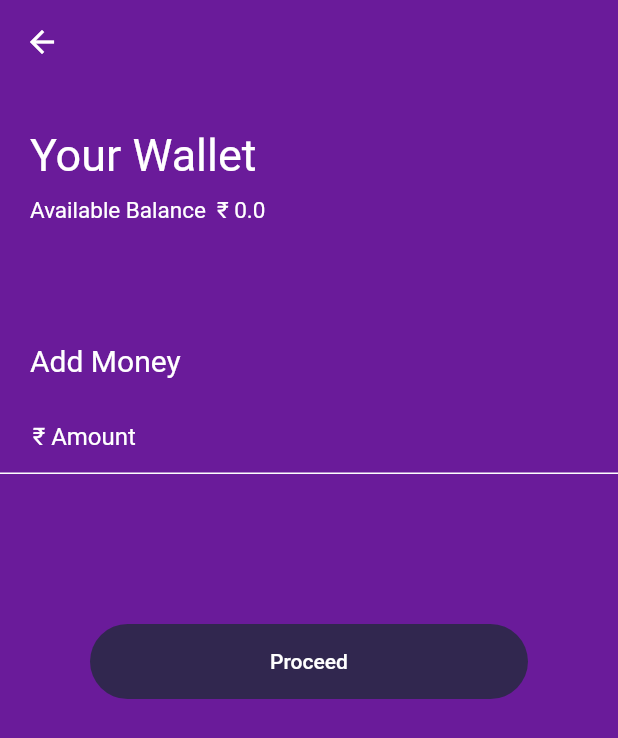
After one commit to ashwinikumar01/Eazy-Pay, a Flutter app: the screen it shows after launch, after a tap on "Topup", on a phone screen of 412 x 824 dp. The commit adds this screen. Shown: the top 738 px of the screen. Run offline on Flutter 3.47's test engine with Material 2 defaults, Android fonts, the phone set to English and light mode, and no system bars; our stand-ins replace intl_phone_number_input, simple_animations; missing offline and left inert: pin_entry_text_field.

Commit message:
added Send and Topup screens

```diff
--- a/eazy_pay/lib/Screens/send_screen.dart
+++ b/eazy_pay/lib/Screens/send_screen.dart
@@ -4,13 +4,21 @@ class Send extends StatelessWidget {
   @override
   Widget build(BuildContext context) {
     return Scaffold(
-      appBar: AppBar(
-        backgroundColor: Colors.purple[800],
-        elevation: 0.0,
-      ),
       backgroundColor: Colors.purple[800],
       body: ListView(
         children: [
+          Row(
+            children: [
+              FloatingActionButton(
+                backgroundColor: Colors.purple[800],
+                elevation: 0.0,
+                onPressed: () {
+                  Navigator.pop(context);
+                },
+                child: Icon(Icons.arrow_back),
+              ),
+            ],
+          ),
           Column(
             children: [
               SizedBox(height: 70.0),
--- /dev/null
+++ b/eazy_pay/lib/Screens/topup_screen.dart
@@ -0,0 +1,89 @@
+import 'package:flutter/material.dart';
+
+class Topup extends StatefulWidget {
+  @override
+  _TopupState createState() => _TopupState();
+}
+
+class _TopupState extends State<Topup> {
+  double balance = 0.0;
+  @override
+  Widget build(BuildContext context) {
+    return Scaffold(
+      backgroundColor: Colors.purple[800],
+      body: ListView(
+        children: [
+          Row(
+            children: [
+              FloatingActionButton(
+                backgroundColor: Colors.purple[800],
+                elevation: 0.0,
+                onPressed: () {
+                  Navigator.pop(context);
+                },
+                child: Icon(
+                  Icons.arrow_back,
+                ),
+              ),
+            ],
+          ),
+          SizedBox(height: 30.0),
+          Padding(
+            padding: const EdgeInsets.only(left: 20.0),
+            child: Text(
+              "Your Wallet",
+              style: TextStyle(color: Colors.white, fontSize: 30.0),
+            ),
+          ),
+          SizedBox(height: 10.0),
+          Padding(
+            padding: const EdgeInsets.only(left: 20.0),
+            child: Text(
+              "Available Balance  ₹ $balance",
+              style: TextStyle(color: Colors.white, fontSize: 15.0),
+            ),
+          ),
+          SizedBox(height: 80.0),
+          Padding(
+            padding: const EdgeInsets.only(left: 20.0),
+            child: Text(
+              "Add Money",
+              style: TextStyle(color: Colors.white, fontSize: 20.0),
+            ),
+          ),
+          SizedBox(height: 15.0),
+          Container(
+            padding: EdgeInsets.only(left: 10, right: 10),
+            decoration: BoxDecoration(
+                border: Border(bottom: BorderSide(color: Colors.white))),
+            child: TextField(
+              keyboardType: TextInputType.number,
+              decoration: InputDecoration(
+                  border: InputBorder.none,
+                  hintText: "   ₹ Amount",
+                  hintStyle: TextStyle(color: Colors.white)),
+            ),
+          ),
+          SizedBox(height: 100.0),
+          Container(
+            height: 50,
+            margin: EdgeInsets.symmetric(horizontal: 60),
+            decoration: BoxDecoration(
+              borderRadius: BorderRadius.circular(50),
+              color: Color.fromRGBO(49, 39, 79, 1),
+            ),
+            child: FlatButton(
+              onPressed: () {},
+              child: Center(
+                child: Text(
+                  "Proceed",
+                  style: TextStyle(color: Colors.white),
+                ),
+              ),
+            ),
+          )
+        ],
+      ),
+    );
+  }
+}
--- a/eazy_pay/lib/main.dart
+++ b/eazy_pay/lib/main.dart
@@ -1,9 +1,12 @@
-import 'package:eazy_pay/screens/home_screen.dart';
+import 'package:eazy_pay/Screens/home_screen.dart';
+import 'package:eazy_pay/Screens/send_screen.dart';
+
 import 'package:eazy_pay/Screens/login_page.dart';
 import 'package:eazy_pay/Screens/validation_screen.dart';
 import 'package:flutter/material.dart';
 import 'package:eazy_pay/Screens/signup_page.dart';
 import 'package:eazy_pay/Screens/profile_page.dart';
+import 'package:eazy_pay/Screens/topup_screen.dart';
 
 void main() {
   runApp(MyApp());
--- a/eazy_pay/lib/screens/home_screen.dart
+++ b/eazy_pay/lib/screens/home_screen.dart
@@ -1,5 +1,6 @@
 import 'dart:isolate';
 
+import 'package:eazy_pay/Screens/topup_screen.dart';
 import 'package:eazy_pay/widgets/app_drawer.dart';
 import 'package:eazy_pay/widgets/constants.dart';
 import 'package:flutter/material.dart';
@@ -112,14 +113,16 @@ class HomeScreen extends StatelessWidget {
                             ),
                           ),
                         ),
-                        Container(
+                        FlatButton(
+                          onPressed: () {},
+                          child: Container(
                             child: Column(
                               children: <Widget>[
                                 Container(
                                   decoration: BoxDecoration(
                                       color: Color.fromRGBO(243, 245, 248, 1),
-                                    borderRadius:
-                                        BorderRadius.all(Radius.circular(18))),
+                                      borderRadius: BorderRadius.all(
+                                          Radius.circular(18))),
                                   child: Icon(
                                     Icons.public,
                                     color: Color.fromRGBO(49, 39, 79, 1),
@@ -140,14 +143,22 @@ class HomeScreen extends StatelessWidget {
                               ],
                             ),
                           ),
-                        Container(
+                        ),
+                        FlatButton(
+                          onPressed: () {
+                            Navigator.push(
+                                context,
+                                MaterialPageRoute(
+                                    builder: (context) => Topup()));
+                          },
+                          child: Container(
                             child: Column(
                               children: <Widget>[
                                 Container(
                                   decoration: BoxDecoration(
                                       color: Color.fromRGBO(243, 245, 248, 1),
-                                    borderRadius:
-                                        BorderRadius.all(Radius.circular(18))),
+                                      borderRadius: BorderRadius.all(
+                                          Radius.circular(18))),
                                   child: Icon(
                                     Icons.trending_down,
                                     color: Color.fromRGBO(49, 39, 79, 1),
@@ -166,6 +177,7 @@ class HomeScreen extends StatelessWidget {
                                       color: Colors.blue[100]),
                                 ),
                               ],
+                            ),
                           ),
                         )
                       ],
```
Lines whose indentation alone changed are shown as unchanged.
